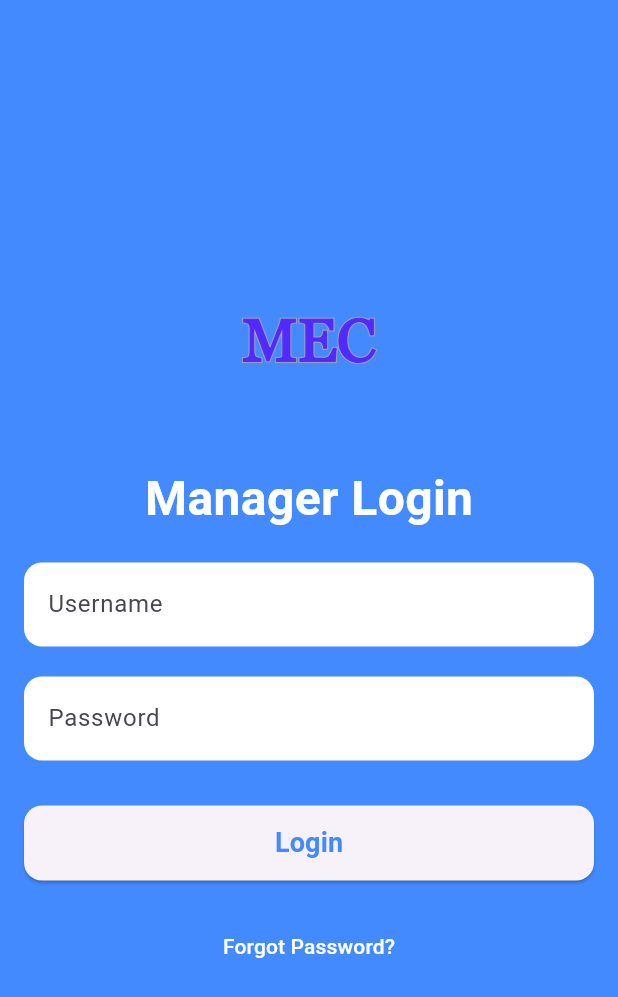
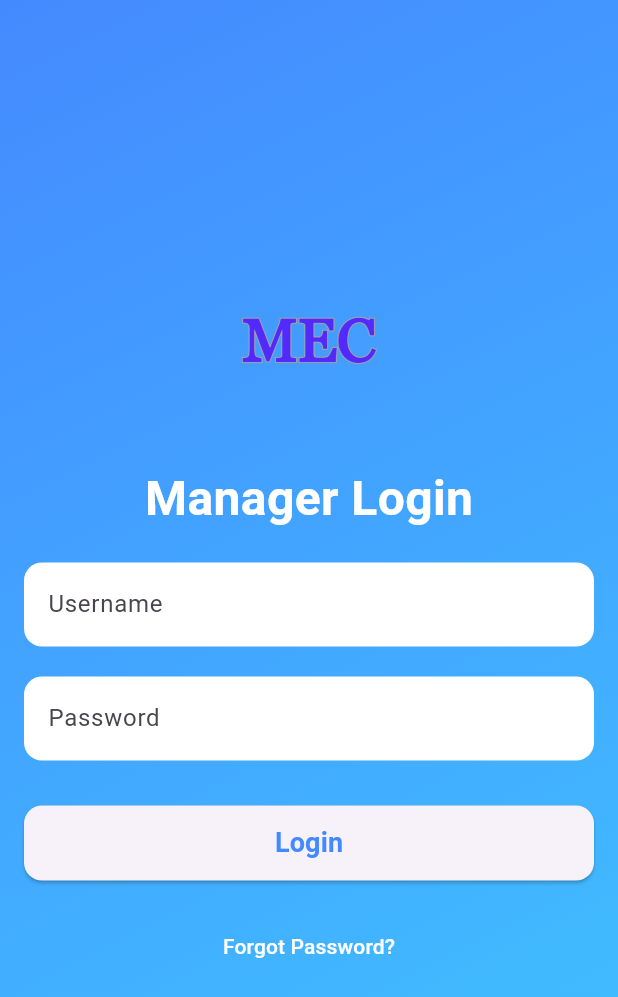
Before and after one commit to akashghosh20/meal-app, a Flutter app: the screen it shows after launch, after a tap on "Manager Login", on a phone screen of 412 x 824 dp. Shown: the top 997 px of the screen. Run offline on Flutter 3.47's test engine with Material 3 defaults, Android fonts, the phone set to English and light mode, and no system bars; our stand-ins replace curved_labeled_navigation_bar, dropdown_search, fl_chart, getwidget, image_picker, pdf and 3 more.

Commit message:
Log In Page UI

```diff
--- a/lib/LoginScreen.dart
+++ b/lib/LoginScreen.dart
@@ -85,7 +85,7 @@ class _LoginScreenState extends State<LoginScreen> {
   Widget build(BuildContext context) {
     return Scaffold(
       body: Container(
-        decoration: BoxDecoration(
+        decoration: const BoxDecoration(
           gradient: LinearGradient(
             colors: [Colors.blueAccent, Colors.lightBlueAccent],
             begin: Alignment.topLeft,
--- a/lib/ManagerLogin.dart
+++ b/lib/ManagerLogin.dart
@@ -78,8 +78,16 @@ class _ManagerLoginState extends State<ManagerLogin> {
   @override
   Widget build(BuildContext context) {
     return Scaffold(
-      backgroundColor: Colors.blueAccent, // Background color
-      body: Center(
+      // backgroundColor: [Colors.blueAccent, Colors.lightBlueAccent], // Background color
+      body: Container(
+        decoration: const BoxDecoration(
+          gradient: LinearGradient(
+            colors: [Colors.blueAccent, Colors.lightBlueAccent],
+            begin: Alignment.topLeft,
+            end: Alignment.bottomRight,
+          ),
+        ),
+        child: Center(
           child: SingleChildScrollView(
             padding: const EdgeInsets.all(16.0),
             child: Column(
@@ -195,6 +203,7 @@ class _ManagerLoginState extends State<ManagerLogin> {
             ),
           ),
         ),
+      ),
     );
   }
 }
--- a/lib/SplashScreen.dart
+++ b/lib/SplashScreen.dart
@@ -48,7 +48,7 @@ class _SplashScreenState extends State<SplashScreen> {
               ),
               SizedBox(height: 20),
               GFLoader(
-                type: GFLoaderType.square,
+                type: GFLoaderType.circle,
               ),
             ],
           ),
```
Lines whose indentation alone changed are shown as unchanged.
